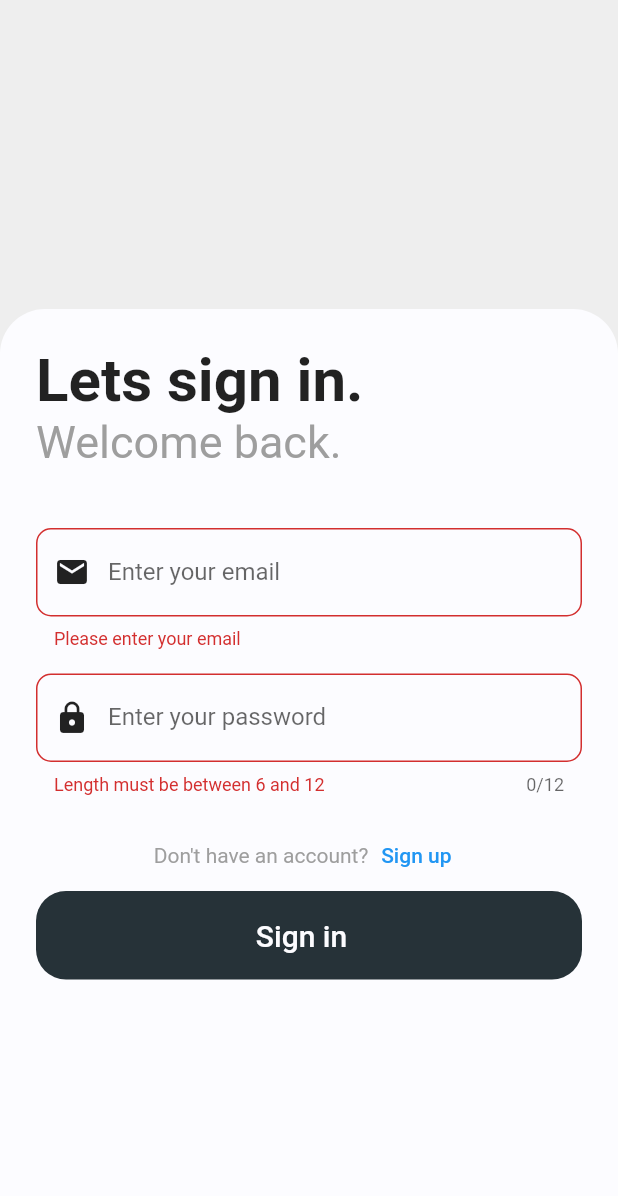
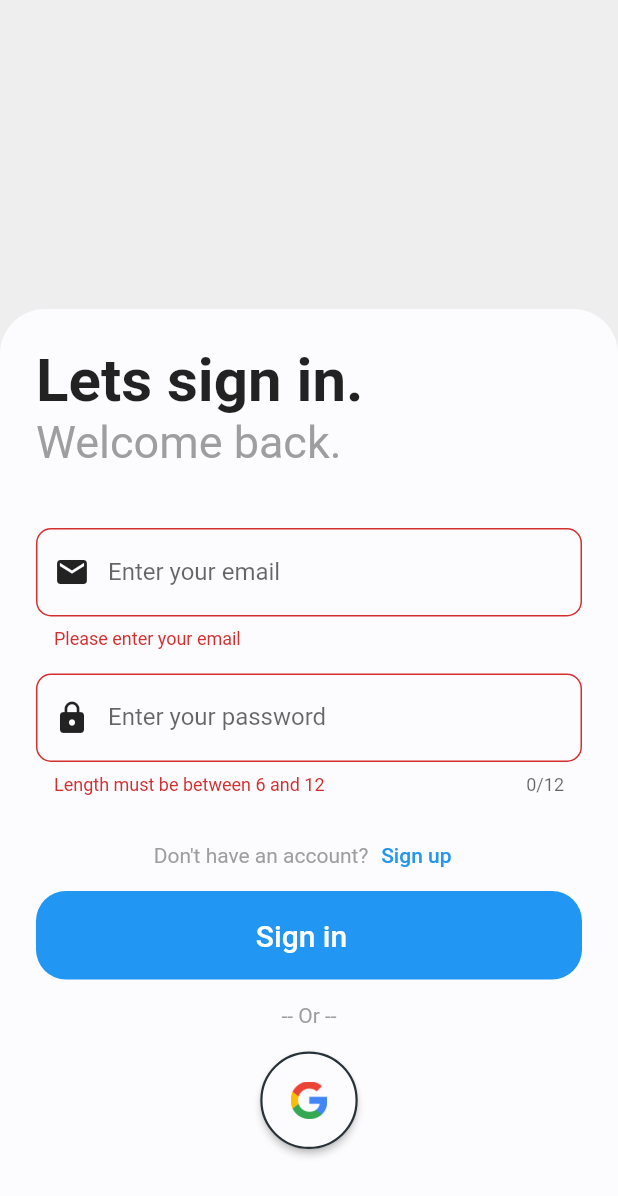
Before and after one commit to davydaenen/up_the_shelf, a Flutter app: the screen it shows after launch, after a tap on "Sign in", on a phone screen of 412 x 824 dp. Shown: the top 1196 px of the screen. Run offline on Flutter 3.47's test engine with Material 2 defaults, Android fonts, the phone set to English and light mode, and no system bars; our stand-ins replace cloud_firestore, firebase_auth, firebase_core, shared_preferences; accounts and stored records are empty; generated files the repository leaves out were written again.

```diff
--- a/lib/main.dart
+++ b/lib/main.dart
@@ -1,3 +1,4 @@
+import 'package:firebase_auth/firebase_auth.dart';
 import 'package:firebase_core/firebase_core.dart';
 import 'package:flutter/material.dart';
 import 'package:flutter/services.dart';
@@ -13,6 +14,7 @@ void main() async {
   WidgetsFlutterBinding.ensureInitialized();
   await SystemChrome.setPreferredOrientations([DeviceOrientation.portraitUp]);
   await Firebase.initializeApp();
+  await FirebaseAuth.instance.signOut();
 
   runApp(
     MultiProvider(
--- a/lib/src/ui/auth/sign_in_screen.dart
+++ b/lib/src/ui/auth/sign_in_screen.dart
@@ -15,6 +15,30 @@ class _SignInScreenState extends State<SignInScreen> {
   late TextEditingController _passwordController;
   final _formKey = GlobalKey<FormState>();
   final _scaffoldKey = GlobalKey<ScaffoldState>();
+
+  List<Widget> _socials() {
+    return [
+      MaterialButton(
+        shape: CircleBorder(
+            side: BorderSide(
+                color: Theme.of(context).accentColor,
+                width: 1.5,
+                style: BorderStyle.solid)),
+        color: Theme.of(context).primaryColor,
+        padding: const EdgeInsets.all(20),
+        onPressed: () {},
+        // child: Icon(
+        //   Icons.star,
+        //   size: 25,
+        //   color: Theme.of(context).iconTheme.color,
+        // ),
+        child: SizedBox(
+            width: 25,
+            height: 25,
+            child: Image.asset("assets/images/google-logo.png")),
+      )
+    ];
+  }
 
   @override
   void initState() {
@@ -119,11 +143,7 @@ class _SignInScreenState extends State<SignInScreen> {
                                 BorderRadius.all(Radius.circular(10)))),
                   ),
                 ),
-                authProvider.status == Status.authenticating
-                    ? const Center(
-                        child: null,
-                      )
-                    : Row(
+                Row(
                   mainAxisAlignment: MainAxisAlignment.center,
                   children: [
                     Text(
@@ -135,17 +155,16 @@ class _SignInScreenState extends State<SignInScreen> {
                     TextButton(
                       child: const Text('Sign up'),
                       onPressed: () {
+                        if (authProvider.status == Status.unauthenticated ||
+                            authProvider.status == Status.uninitialized) {
                           // Navigator.of(context)
                           //     .pushReplacementNamed(Routes.register);
+                        }
                       },
                     ),
                   ],
                 ),
-                authProvider.status == Status.authenticating
-                    ? const Center(
-                        child: CircularProgressIndicator(),
-                      )
-                    : LargeLongButton(
+                LargeLongButton(
                     onPressed: () async {
                       if (_formKey.currentState!.validate()) {
                         FocusScope.of(context)
@@ -157,17 +176,32 @@ class _SignInScreenState extends State<SignInScreen> {
                                 _passwordController.text);
 
                         if (!status) {
-                              _scaffoldKey.currentState!
+                          ScaffoldMessenger.of(context)
                               .showSnackBar(const SnackBar(
-                                content: Text('error logging in'),
+                            content: Text('Error while signing in'),
                           ));
-                            } else {
-                              // Navigator.of(context)
-                              //     .pushReplacementNamed(Routes.home);
                         }
+
+                        // In case of success
+                        // AuthWidgetBuilder will handle authentication
                       }
                     },
+                    loading: authProvider.status == Status.authenticating,
                     buttonText: 'Sign in'),
+                Padding(
+                  padding: const EdgeInsets.symmetric(vertical: 16),
+                  child: Row(
+                      mainAxisAlignment: MainAxisAlignment.center,
+                      children: [
+                        Text('-- Or --',
+                            style: TextStyle(
+                                fontWeight: FontWeight.normal,
+                                color: Colors.grey[500]))
+                      ]),
+                ),
+                Row(
+                    mainAxisAlignment: MainAxisAlignment.center,
+                    children: _socials()),
               ],
             ),
           ),
--- a/lib/src/widgets/icon_badge.dart
+++ b/lib/src/widgets/icon_badge.dart
@@ -5,7 +5,7 @@ class IconBadge extends StatefulWidget {
   final double size;
   final Color color;
 
-  IconBadge(
+  const IconBadge(
       {Key? key, required this.icon, required this.size, required this.color})
       : super(key: key);
 
@@ -14,8 +14,6 @@ class IconBadge extends StatefulWidget {
 }
 
 class _IconBadgeState extends State<IconBadge> {
-  int counter = 0;
-
   @override
   void initState() {
     super.initState();
--- a/lib/src/widgets/large_long_button.dart
+++ b/lib/src/widgets/large_long_button.dart
@@ -33,8 +33,8 @@ class LargeLongButton extends StatelessWidget {
           borderRadius: BorderRadius.circular(20),
         ),
         padding: const EdgeInsets.all(18),
-        color: color ?? Theme.of(context).colorScheme.secondary,
-        disabledColor: Colors.grey[100],
+        color: color ?? Colors.blue,
+        disabledColor: Colors.grey[400],
         onPressed: loading
             ? null
             : (onPressed != null)
@@ -50,8 +50,7 @@ class LargeLongButton extends StatelessWidget {
             Text(
               buttonText,
               style: TextStyle(
-                  fontSize: fontSize ?? 20.0,
-                  color: color ?? Theme.of(context).primaryColor),
+                  fontSize: fontSize ?? 20.0, color: color ?? Colors.white),
             ),
             const SizedBox(width: 20),
             if (loading) const PlatformLoadingIndicator()
```
Also changed, not shown: assets/images/google-logo.png (added). Lines whose indentation alone changed are shown as unchanged.
